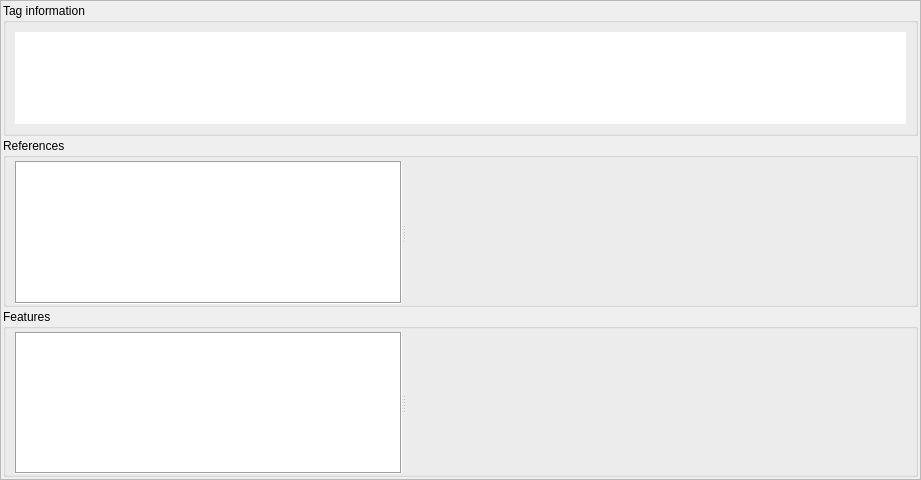
Qt form views/TagView.ui (bendalab/NixView) before a commit.
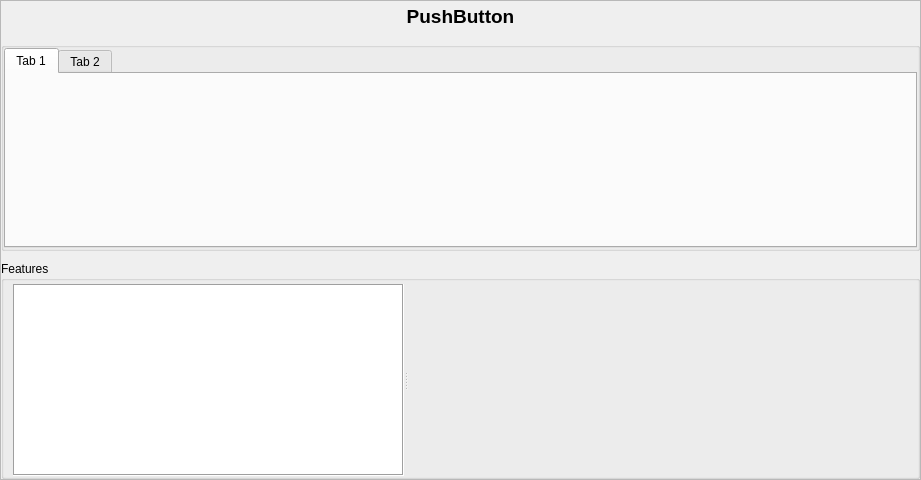
The same form after that commit.

```diff
--- a/views/TagView.ui
+++ b/views/TagView.ui
@@ -37,27 +37,41 @@
    <property name="styleSheet">
     <string notr="true"/>
    </property>
-   <layout class="QGridLayout" name="gridLayout">
+   <layout class="QVBoxLayout" name="verticalLayout">
+    <property name="spacing">
+     <number>10</number>
+    </property>
     <property name="leftMargin">
-     <number>2</number>
+     <number>0</number>
     </property>
     <property name="topMargin">
-     <number>2</number>
+     <number>0</number>
     </property>
     <property name="rightMargin">
-     <number>2</number>
+     <number>0</number>
     </property>
     <property name="bottomMargin">
-     <number>2</number>
+     <number>0</number>
     </property>
-    <property name="horizontalSpacing">
-     <number>1</number>
-    </property>
-    <property name="verticalSpacing">
-     <number>2</number>
-    </property>
-    <item row="0" column="0" rowspan="2">
-     <widget class="QGroupBox" name="tag_info">
+    <item>
+     <widget class="QPushButton" name="tagLabel">
+      <property name="font">
+       <font>
+        <pointsize>14</pointsize>
+        <weight>75</weight>
+        <bold>true</bold>
+       </font>
+      </property>
+      <property name="text">
+       <string>PushButton</string>
+      </property>
+      <property name="flat">
+       <bool>true</bool>
+      </property>
+     </widget>
+    </item>
+    <item>
+     <widget class="QGroupBox" name="groupBox">
       <property name="sizePolicy">
        <sizepolicy hsizetype="Expanding" vsizetype="Expanding">
         <horstretch>0</horstretch>
@@ -68,41 +82,51 @@
        <bool>false</bool>
       </property>
       <property name="styleSheet">
-       <string notr="true"/>
+       <string notr="true">gridline-color: rgb(255, 255, 255);</string>
       </property>
       <property name="title">
-       <string>Tag information</string>
+       <string/>
       </property>
-      <layout class="QVBoxLayout" name="verticalLayout">
+      <layout class="QVBoxLayout" name="verticalLayout_2">
+       <property name="spacing">
+        <number>0</number>
+       </property>
+       <property name="leftMargin">
+        <number>0</number>
+       </property>
+       <property name="topMargin">
+        <number>0</number>
+       </property>
+       <property name="rightMargin">
+        <number>0</number>
+       </property>
+       <property name="bottomMargin">
+        <number>0</number>
+       </property>
        <item>
-        <widget class="QTextEdit" name="entity_description">
-         <property name="enabled">
-          <bool>true</bool>
+        <widget class="QTabWidget" name="referenceTabs">
+         <property name="minimumSize">
+          <size>
+           <width>0</width>
+           <height>100</height>
+          </size>
          </property>
-         <property name="sizePolicy">
-          <sizepolicy hsizetype="Expanding" vsizetype="Expanding">
-           <horstretch>0</horstretch>
-           <verstretch>0</verstretch>
-          </sizepolicy>
-         </property>
-         <property name="autoFillBackground">
-          <bool>true</bool>
-         </property>
-         <property name="styleSheet">
-          <string notr="true"/>
-         </property>
-         <property name="frameShape">
-          <enum>QFrame::NoFrame</enum>
-         </property>
-         <property name="readOnly">
-          <bool>true</bool>
-         </property>
+         <widget class="QWidget" name="tab">
+          <attribute name="title">
+           <string>Tab 1</string>
+          </attribute>
+         </widget>
+         <widget class="QWidget" name="tab_2">
+          <attribute name="title">
+           <string>Tab 2</string>
+          </attribute>
+         </widget>
         </widget>
        </item>
       </layout>
      </widget>
     </item>
-    <item row="3" column="0">
+    <item>
      <widget class="QGroupBox" name="feature_box">
       <property name="sizePolicy">
        <sizepolicy hsizetype="Expanding" vsizetype="Expanding">
@@ -166,109 +190,6 @@
       </layout>
      </widget>
     </item>
-    <item row="2" column="0">
-     <widget class="QGroupBox" name="groupBox">
-      <property name="sizePolicy">
-       <sizepolicy hsizetype="Expanding" vsizetype="Expanding">
-        <horstretch>0</horstretch>
-        <verstretch>0</verstretch>
-       </sizepolicy>
-      </property>
-      <property name="autoFillBackground">
-       <bool>false</bool>
-      </property>
-      <property name="styleSheet">
-       <string notr="true">gridline-color: rgb(255, 255, 255);</string>
-      </property>
-      <property name="title">
-       <string>References</string>
-      </property>
-      <layout class="QHBoxLayout" name="horizontalLayout">
-       <property name="spacing">
-        <number>6</number>
-       </property>
-       <property name="topMargin">
-        <number>3</number>
-       </property>
-       <property name="bottomMargin">
-        <number>0</number>
-       </property>
-       <item>
-        <widget class="QSplitter" name="splitter">
-         <property name="sizePolicy">
-          <sizepolicy hsizetype="Expanding" vsizetype="Expanding">
-           <horstretch>0</horstretch>
-           <verstretch>0</verstretch>
-          </sizepolicy>
-         </property>
-         <property name="frameShape">
-          <enum>QFrame::NoFrame</enum>
-         </property>
-         <property name="frameShadow">
-          <enum>QFrame::Raised</enum>
-         </property>
-         <property name="orientation">
-          <enum>Qt::Horizontal</enum>
-         </property>
-         <widget class="QListWidget" name="reference_list">
-          <property name="sizePolicy">
-           <sizepolicy hsizetype="Preferred" vsizetype="Expanding">
-            <horstretch>0</horstretch>
-            <verstretch>0</verstretch>
-           </sizepolicy>
-          </property>
-          <property name="minimumSize">
-           <size>
-            <width>200</width>
-            <height>0</height>
-           </size>
-          </property>
-          <property name="styleSheet">
-           <string notr="true">border-color: rgb(206, 206, 206);</string>
-          </property>
-          <property name="frameShape">
-           <enum>QFrame::Box</enum>
-          </property>
-          <property name="lineWidth">
-           <number>1</number>
-          </property>
-         </widget>
-         <widget class="QWidget" name="reference_plot" native="true">
-          <property name="sizePolicy">
-           <sizepolicy hsizetype="Expanding" vsizetype="Expanding">
-            <horstretch>0</horstretch>
-            <verstretch>0</verstretch>
-           </sizepolicy>
-          </property>
-          <property name="minimumSize">
-           <size>
-            <width>500</width>
-            <height>0</height>
-           </size>
-          </property>
-          <property name="styleSheet">
-           <string notr="true">border-color:black;</string>
-          </property>
-          <layout class="QHBoxLayout" name="horizontalLayout_5">
-           <property name="leftMargin">
-            <number>0</number>
-           </property>
-           <property name="topMargin">
-            <number>0</number>
-           </property>
-           <property name="rightMargin">
-            <number>0</number>
-           </property>
-           <property name="bottomMargin">
-            <number>0</number>
-           </property>
-          </layout>
-         </widget>
-        </widget>
-       </item>
-      </layout>
-     </widget>
-    </item>
    </layout>
   </widget>
  </widget>
```
Left out of the diff: 25 changed lines with no effect on the pictures.
